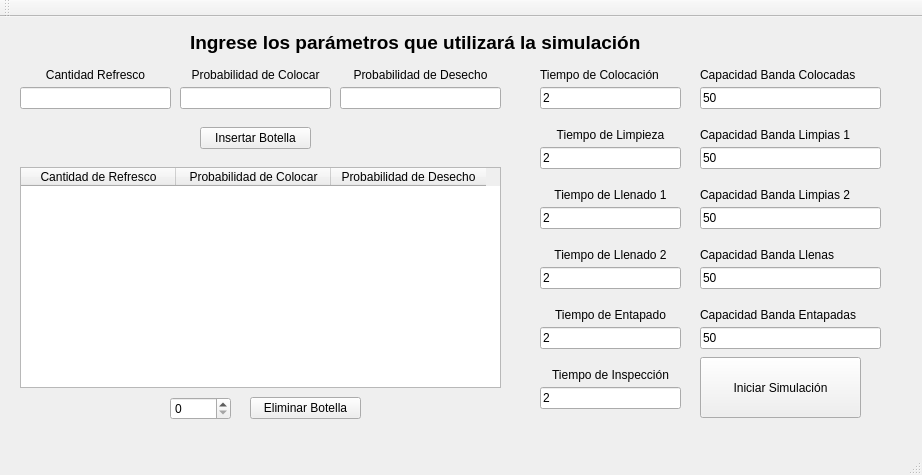
The window that IProgra/mainwindow.ui (UnopposedQuill/I-Progra-Refrescos) describes before a commit, drawn with Qt 5.
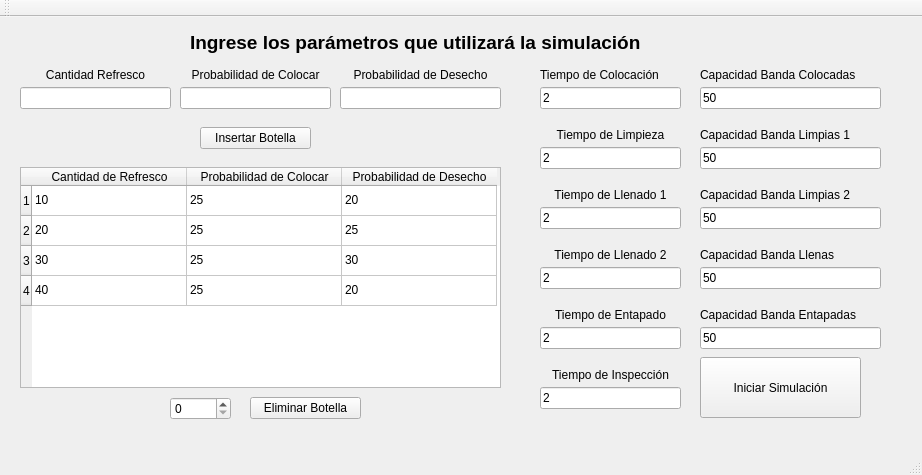
The same window after the commit. Icons and pictures are not drawn.

```diff
--- a/IProgra/mainwindow.ui
+++ b/IProgra/mainwindow.ui
@@ -32,6 +32,26 @@
     <attribute name="horizontalHeaderDefaultSectionSize">
      <number>155</number>
     </attribute>
+    <row>
+     <property name="text">
+      <string>1</string>
+     </property>
+    </row>
+    <row>
+     <property name="text">
+      <string>2</string>
+     </property>
+    </row>
+    <row>
+     <property name="text">
+      <string>3</string>
+     </property>
+    </row>
+    <row>
+     <property name="text">
+      <string>4</string>
+     </property>
+    </row>
     <column>
      <property name="text">
       <string>Cantidad de Refresco</string>
@@ -47,6 +67,66 @@
       <string>Probabilidad de Desecho</string>
      </property>
     </column>
+    <item row="0" column="0">
+     <property name="text">
+      <string>10</string>
+     </property>
+    </item>
+    <item row="0" column="1">
+     <property name="text">
+      <string>25</string>
+     </property>
+    </item>
+    <item row="0" column="2">
+     <property name="text">
+      <string>20</string>
+     </property>
+    </item>
+    <item row="1" column="0">
+     <property name="text">
+      <string>20</string>
+     </property>
+    </item>
+    <item row="1" column="1">
+     <property name="text">
+      <string>25</string>
+     </property>
+    </item>
+    <item row="1" column="2">
+     <property name="text">
+      <string>25</string>
+     </property>
+    </item>
+    <item row="2" column="0">
+     <property name="text">
+      <string>30</string>
+     </property>
+    </item>
+    <item row="2" column="1">
+     <property name="text">
+      <string>25</string>
+     </property>
+    </item>
+    <item row="2" column="2">
+     <property name="text">
+      <string>30</string>
+     </property>
+    </item>
+    <item row="3" column="0">
+     <property name="text">
+      <string>40</string>
+     </property>
+    </item>
+    <item row="3" column="1">
+     <property name="text">
+      <string>25</string>
+     </property>
+    </item>
+    <item row="3" column="2">
+     <property name="text">
+      <string>20</string>
+     </property>
+    </item>
    </widget>
    <widget class="QLineEdit" name="cantidadRefresco">
     <property name="geometry">
```
